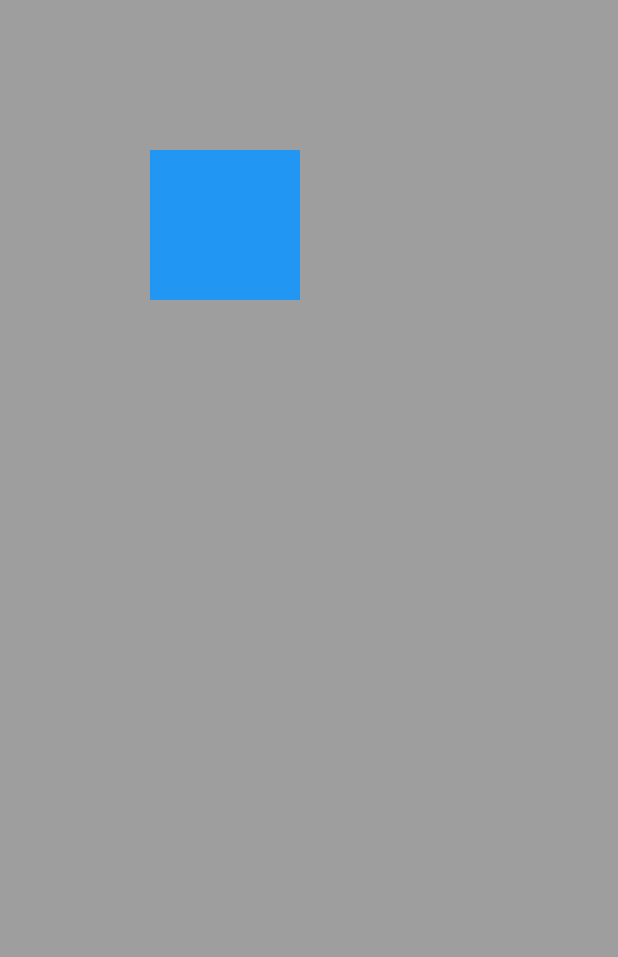
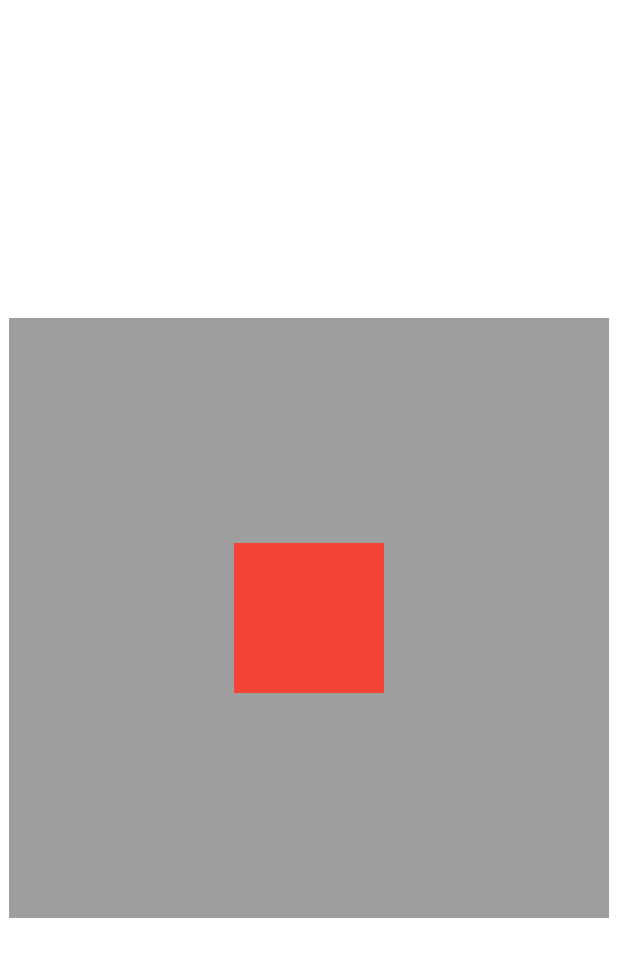
Before and after one commit to bladeofgod/flutter_big_image, a Flutter app: the screen it shows after launch, on a phone screen of 412 x 824 dp. Shown: the top 957 px of the screen. Run offline on Flutter 3.47's test engine with Material 2 defaults, Android fonts, the light colour scheme and no system bars.

Commit message:
显示区域待调整

```diff
--- a/lib/custom_page.dart
+++ b/lib/custom_page.dart
@@ -4,24 +4,37 @@
 */
 
 
+import 'dart:collection';
+import 'dart:typed_data';
+
+import 'package:flutter/cupertino.dart';
 import 'package:flutter/material.dart';
 import 'package:flutter_big_image/native_proxy.dart';
 
 class CustomPage extends StatefulWidget{
+
+  final Size size;
+
+  const CustomPage({Key key, this.size}) : super(key: key);
+
   @override
   State<StatefulWidget> createState() {
-    return CustomPageState();
+    return CustomPageState(size);
   }
 
 }
 
 class CustomPageState extends State<CustomPage> {
 
+  final Size size;
+  CustomPageState(this.size);
 
 
   static const double default_width = 100;
   static const double default_height = 100;
 
+
+  double viewW,viewH;
 
   GlobalKey _globalKey = new GlobalKey();
   //视频的参数，宽，高，比例
@@ -40,28 +53,41 @@ class CustomPageState extends State<CustomPage> {
   double _bgW;
   double _bgH;
 
+  Uint8List imageData;
+
 
 
   @override
   void initState() {
 
+    _treeMap['viewW'] = size.width;
+    _treeMap['viewH'] = size.height;
+
     nativeProxy.eventChannel.receiveBroadcastStream()
     .listen((event) {
       //success
+      //debugPrint('image data $event');
+      setState(() {
+        imageData = event;
+      });
 
     });
 
     super.initState();
 
-    _width = default_width;
-    _height = default_height;
-    _x = _width;
-    _y = _height;
+    _width = size.width;
+    _height = size.height;
+    _x = 0;
+    _y = 0;
 
 
     _ratio = _width / _height;
     _tmpW = _width;
     _tmpH = _height;
+    _treeMap['left'] = _x;
+    _treeMap['top'] = _y;
+    _treeMap['width'] = _width;
+    _treeMap['height'] = _height;
 
   }
 
@@ -78,18 +104,33 @@ class CustomPageState extends State<CustomPage> {
     _tmpW = _width;
     _tmpH = _height;
     _lastOffset = details.focalPoint;
-    getBgInfo();
+    //getBgInfo();
   }
+
+  final SplayTreeMap _treeMap = SplayTreeMap();
+
+
 
   //缩放更新
   void scaleUpdate(ScaleUpdateDetails details){
-
-    setState(() {
+    if((_width/size.width) > 4) {
+      //todo nothing
+    }else{
       _width = _tmpW*details.scale;
       _height = _tmpH*details.scale;
-      _x += (details.focalPoint.dx - _lastOffset.dx) ;
-      _y += (details.focalPoint.dy - _lastOffset.dy);
-      //边界判定，保持宽高比
+    }
+
+    _x += (details.focalPoint.dx - _lastOffset.dx) ;
+    _y += (details.focalPoint.dy - _lastOffset.dy);
+
+    _treeMap['scale'] = details.scale;
+    _treeMap['left'] = _x;
+    _treeMap['top'] = _y;
+    _treeMap['width'] = _width;
+    _treeMap['height'] = _height;
+    debugPrint(_treeMap.toString());
+
+    //边界判定，保持宽高比
 //      if(_width > _bgW){
 //        _width = _bgW;
 //        _height = _width / _ratio;
@@ -110,8 +151,37 @@ class CustomPageState extends State<CustomPage> {
 //      if(_y > _bgH-_height){
 //        _y = _bgH-_height;
 //      }
-      _lastOffset = details.focalPoint;
-    });
+    _lastOffset = details.focalPoint;
+    nativeProxy.onSizeChange(args: _treeMap);
+///older code
+//    setState(() {
+//      _width = _tmpW*details.scale;
+//      _height = _tmpH*details.scale;
+//      _x += (details.focalPoint.dx - _lastOffset.dx) ;
+//      _y += (details.focalPoint.dy - _lastOffset.dy);
+//      //边界判定，保持宽高比
+////      if(_width > _bgW){
+////        _width = _bgW;
+////        _height = _width / _ratio;
+////      }
+////      if(_height > _bgH){
+////        _height = _bgH;
+////        _width = _height * _ratio;
+////      }
+////      if(_x < 0){
+////        _x = 0;
+////      }
+////      if(_y < 0){
+////        _y = 0;
+////      }
+////      if(_x > _bgW-_width){
+////        _x = _bgW-_width;
+////      }
+////      if(_y > _bgH-_height){
+////        _y = _bgH-_height;
+////      }
+//      _lastOffset = details.focalPoint;
+//    });
   }
 
   //缩放结束
@@ -119,21 +189,58 @@ class CustomPageState extends State<CustomPage> {
     _tmpW = _width;
     _tmpH = _height;
     //边界判定，保持宽高比
-    if(_width < default_width){
-      _width = default_width;
-      _height = _width / _ratio;
-    }
-    if(_height < default_height){
-      _height = default_height;
-      _width = _height * _ratio;
-    }
+//    if(_width < default_width){
+//      _width = default_width;
+//      _height = _width / _ratio;
+//    }
+//    if(_height < default_height){
+//      _height = default_height;
+//      _width = _height * _ratio;
+//    }
   }
 
 
 
   @override
   Widget build(BuildContext context) {
-    final size = MediaQuery.of(context).size;
+
+    return Container(
+      width: size.width,height: size.height,
+      color: Colors.white,
+      child: image(),
+    );
+  }
+
+  Widget image(){
+    return GestureDetector(
+      onScaleUpdate: scaleUpdate,
+      onScaleStart: scaleStart,
+      onScaleEnd: scaleEnd,
+      child: Stack(
+        alignment: Alignment.center,
+        children: [
+          Container(
+            color: Colors.grey,
+            width: 400,height: 400,
+            child:imageData == null ?  emptyWidget() : Image.memory(imageData,fit: BoxFit.fill,),
+          )
+        ],
+      ),
+    );
+  }
+
+  Widget emptyWidget(){
+    return Column(
+      mainAxisAlignment: MainAxisAlignment.center,
+      children: [
+        Container(
+          width: 100,height: 100,color: Colors.red,
+        ),
+      ],
+    );
+  }
+
+  Widget stackWidget(final Size size){
     return Stack(
       children: [
         Container(
@@ -156,4 +263,5 @@ class CustomPageState extends State<CustomPage> {
       ],
     );
   }
+
 }
--- a/lib/main.dart
+++ b/lib/main.dart
@@ -28,7 +28,12 @@ class MyApp extends StatelessWidget {
         // closer together (more dense) than on mobile platforms.
         visualDensity: VisualDensity.adaptivePlatformDensity,
       ),
-      home: CustomPage(),
+      home: Builder(
+        builder: (ctx){
+          final size = MediaQuery.of(ctx).size;
+          return CustomPage(size: size,);
+        },
+      ),
     );
   }
 }
--- a/lib/native_proxy.dart
+++ b/lib/native_proxy.dart
@@ -3,6 +3,7 @@
 * Date : 2020/11/9
 */
 
+import 'package:flutter/cupertino.dart';
 import 'package:flutter/services.dart';
 
 _NativeProxy nativeProxy = new _NativeProxy();
@@ -11,12 +12,13 @@ _NativeProxy nativeProxy = new _NativeProxy();
 class _NativeProxy{
   static const String EVENT_CHANNEL = "lijiaqi.event";
   static const String PLUGIN_NAME = "com.lijiaqi.flutter_big_image";
-  static const String ORDER_DECODE = 'ORDER_DECODE';
+  static const String ORDER_DECODE = 'order_decode';
 
   final EventChannel eventChannel =  EventChannel(EVENT_CHANNEL);
   final MethodChannel methodChannel =  MethodChannel(PLUGIN_NAME);
 
   void onSizeChange({Map args})async{
+    debugPrint('invoke');
     return await methodChannel.invokeMethod(ORDER_DECODE,args);
   }
 
```
Also changed, not shown: 3 other files.
